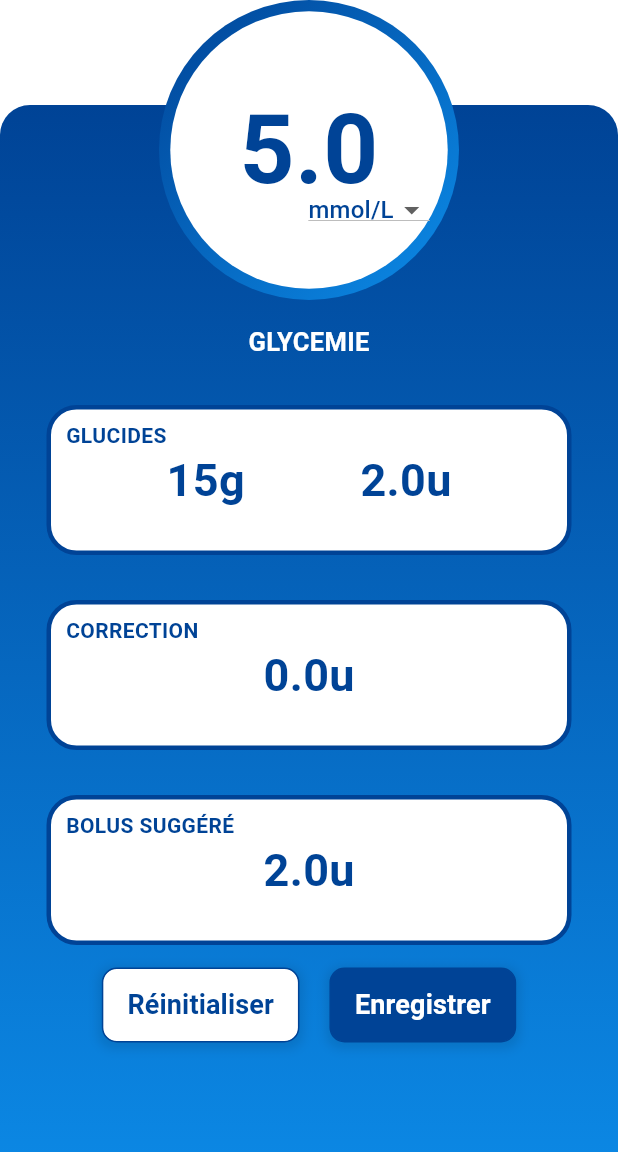
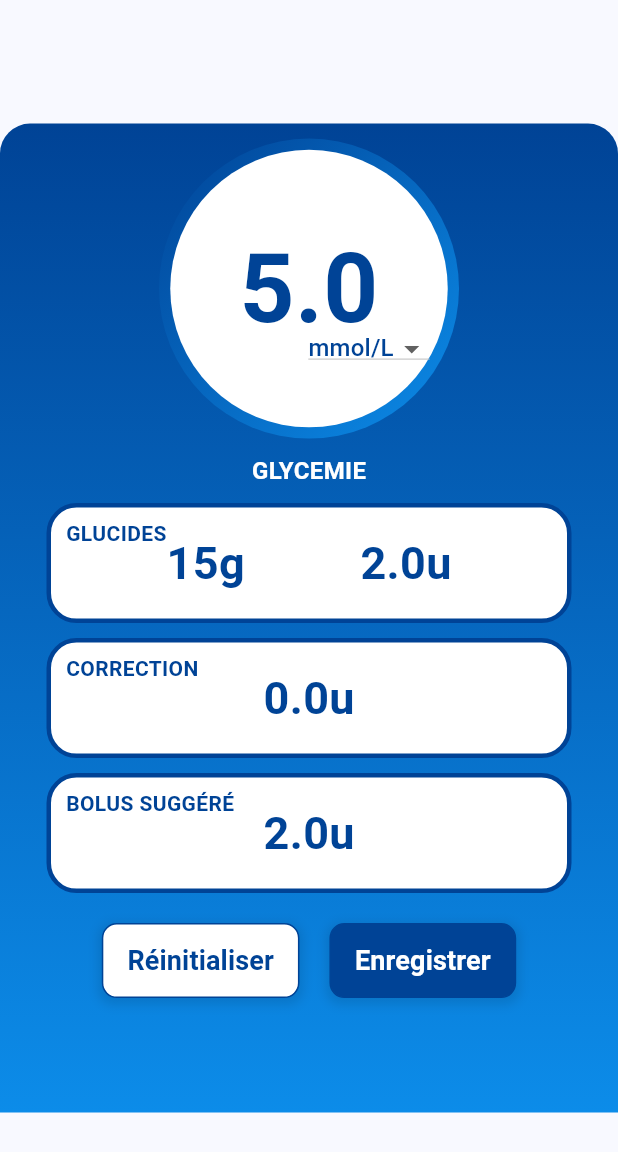
Before and after one commit to PaulDelamare/Diwe_front, a Flutter app: the BolusPage screen opened directly, on a phone screen of 412 x 824 dp. Shown: the top 1152 px of the screen. Run offline on Flutter 3.47's test engine with Material 3 defaults, Android fonts, the phone set to English and light mode, and no system bars; our stand-ins replace connectivity, file_picker, fl_chart, flutter_dotenv, flutter_secure_storage, image_picker and 1 more; accounts and stored records are empty; network calls fail.

Commit message:
Imporve style

```diff
--- a/lib/bolus/bolus.dart
+++ b/lib/bolus/bolus.dart
@@ -19,25 +19,12 @@ class _BolusPageState extends State<BolusPage> {
   Widget build(BuildContext context) {
     return Scaffold(
       body: Center(
-        child: Stack(
+        child: SingleChildScrollView(
+          child: Column(
             children: [
-            // Espace au-dessus du fond bleu
-            Positioned(
-              top: 0,
-              left: 0,
-              right: 0,
-              height: 100, // Hauteur de l'espace au-dessus du fond bleu
-              child: Container(
-                color: Colors.white, // Couleur de l'espace au-dessus du fond bleu
-              ),
-            ),
-            // Fond bleu
-            Positioned(
-              top: 70, // Hauteur de l'espace au-dessus du fond bleu
-              left: 0,
-              right: 0,
-              bottom: 0,
-              child: Container(
+              Container(
+                height: MediaQuery.of(context).size.height * 0.8,
+                padding: EdgeInsets.symmetric(horizontal: 5),
                 decoration: BoxDecoration(
                   gradient: LinearGradient(
                     begin: Alignment.topCenter,
@@ -49,17 +36,10 @@ class _BolusPageState extends State<BolusPage> {
                     topRight: Radius.circular(20),
                   ),
                 ),
-              ),
-            ),
-            // GlycemieWidget
-            Positioned(
-              top: 0,
-              left: 0,
-              right: 0,
-              child: Center(
-                child: Column(
-                  mainAxisSize: MainAxisSize.min,
+                child:SingleChildScrollView(
+                  child:Column(
                   children: [
+                    SizedBox(height: 10),
                     GlycemieCircle(
                       selectedUnit: _selectedUnit,
                       onUnitChanged: (newValue) {
@@ -68,48 +48,23 @@ class _BolusPageState extends State<BolusPage> {
                         });
                       },
                     ),
-                    SizedBox(height: 16), // Espacement entre le cercle et le texte
+                    SizedBox(height: 10),
                     Text(
                       'GLYCEMIE',
                       style: TextStyle(
                         color: Colors.white,
-                        fontSize: 17,
+                        fontSize: 16,
                         fontWeight: FontWeight.bold,
                       ),
                     ),
-                  ],
-                ),
-              ),
-            ),
-            Positioned(
-              top: 270, // Ajustez la position verticale selon vos besoins
-              left: 0, // Ajustez la position horizontale selon vos besoins
-              right: 0,
-              child: Center(
-                child: GlucideBlock(),
-              ),
-            ),
-            Positioned(
-              top: 400, // Ajustez la position verticale selon vos besoins
-              left: 0, // Ajustez la position horizontale selon vos besoins
-              right: 0,
-              child: Center(
-                child: CorrectionBlock(),
-              ),
-            ),
-            Positioned(
-              top: 530, // Ajustez la position verticale selon vos besoins
-              left: 0, // Ajustez la position horizontale selon vos besoins
-              right: 0,
-              child: Center(
-                child: SuggestionBlock(),
-              ),
-            ),
-            Positioned(
-              top: 645,
-              left: 0,
-              right: 0,
-              child: ButtonRow(
+                    SizedBox(height: 10),
+                    GlucideBlock(),
+                    SizedBox(height: 10),
+                    CorrectionBlock(),
+                    SizedBox(height: 10),
+                    SuggestionBlock(),
+                    SizedBox(height: 20),
+                    ButtonRow(
                       resetButtonText: 'Réinitialiser',
                       saveButtonText: 'Enregistrer',
                       onResetPressed: () {
@@ -118,9 +73,14 @@ class _BolusPageState extends State<BolusPage> {
                       onSavePressed: () {
                         // Action pour le bouton Enregistrer
                       },
-              ), // Utilisation du widget ButtonRow pour les boutons
                     ),
                 ],
+                ),
+                )
+              ),
+            ],
+          )
+
         ),
       ),
     );
--- a/lib/bolus/correction.dart
+++ b/lib/bolus/correction.dart
@@ -7,7 +7,7 @@ class CorrectionBlock extends StatelessWidget {
   Widget build(BuildContext context) {
     return Container(
       width: 350,
-      height: 100,
+      height: 80,
       decoration: BoxDecoration(
         color: Colors.white,
         borderRadius: BorderRadius.circular(20),
--- a/lib/bolus/glucide.dart
+++ b/lib/bolus/glucide.dart
@@ -7,7 +7,7 @@ class GlucideBlock extends StatelessWidget {
   Widget build(BuildContext context) {
     return Container(
       width: 350,
-      height: 100,
+      height: 80,
       decoration: BoxDecoration(
         color: Colors.white,
         borderRadius: BorderRadius.circular(20),
--- a/lib/bolus/suggestion.dart
+++ b/lib/bolus/suggestion.dart
@@ -7,7 +7,7 @@ class SuggestionBlock extends StatelessWidget {
   Widget build(BuildContext context) {
     return Container(
       width: 350,
-      height: 100,
+      height: 80,
       decoration: BoxDecoration(
         color: Colors.white,
         borderRadius: BorderRadius.circular(20),
--- a/lib/user/infos.dart
+++ b/lib/user/infos.dart
@@ -107,7 +107,7 @@ class _InfosWidgetState extends State<InfosWidget> {
             if (includeUploadButton) // Condition pour ajouter le bouton uniquement sur la carte "Info 1"
               ElevatedButton(
                 onPressed: _pickAndUploadPdf,
-                child: Text('Envoyer PDF'),
+                child: Text('Modier l\'ordonnance'),
                 style: ElevatedButton.styleFrom(
                   // primary: Colors.white,
                   // onPrimary: Colors.blue,
```
Lines whose indentation alone changed are shown as unchanged.
